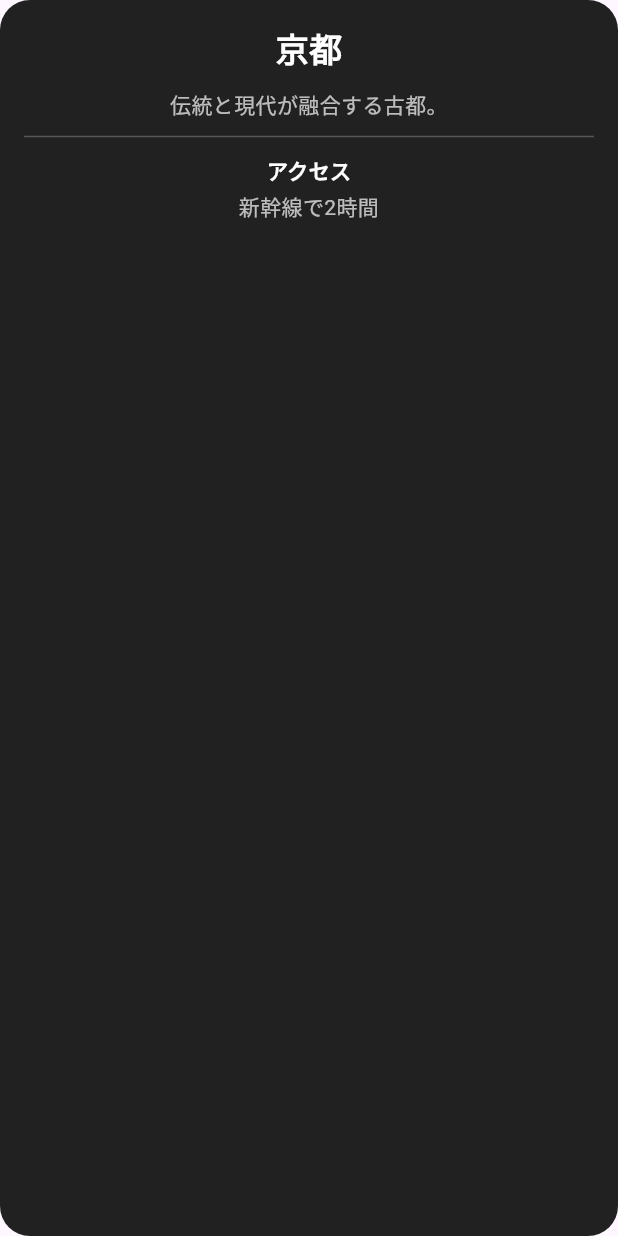
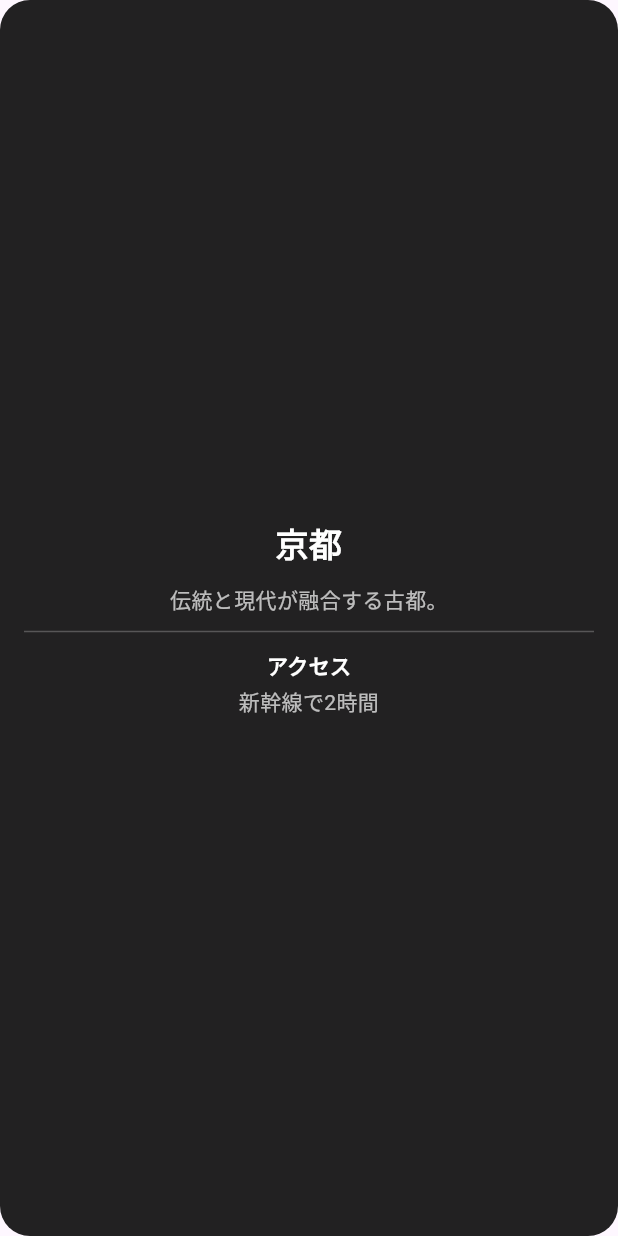
Before and after one commit to team-tender/geek-hackathon, a Flutter app: the CardBack widget shown alone on an empty page, opened directly with sample values from the repository, on a phone screen of 412 x 824 dp. Run offline on Flutter 3.47's test engine with Material 3 defaults, Android fonts, the phone set to English and light mode, and no system bars; our stand-ins replace flip_card, flutter_card_swiper, flutter_riverpod, go_router, image_picker; network calls fail.

Commit message:
中央に詳細表示

```diff
--- a/lib/presentation/screens/home/widgets/card_back.dart
+++ b/lib/presentation/screens/home/widgets/card_back.dart
@@ -17,10 +17,10 @@ class CardBack extends StatelessWidget {
         borderRadius: BorderRadius.circular(20),
       ),
       padding: const EdgeInsets.all(16),
+      child: Center(
         child: SingleChildScrollView(
-        // 長い説明でもスクロールできるように
           child: Column(
-          mainAxisAlignment: MainAxisAlignment.center,
+            mainAxisSize: MainAxisSize.min, // 中央寄せのため
             children: [
               Text(
                 destination.name,
@@ -29,6 +29,7 @@ class CardBack extends StatelessWidget {
                   fontSize: 22,
                   fontWeight: FontWeight.bold,
                 ),
+                textAlign: TextAlign.center,
               ),
               const SizedBox(height: 12),
               Text(
@@ -53,6 +54,7 @@ class CardBack extends StatelessWidget {
             ],
           ),
         ),
+      ),
     );
   }
 }
```
Lines whose indentation alone changed are shown as unchanged.
